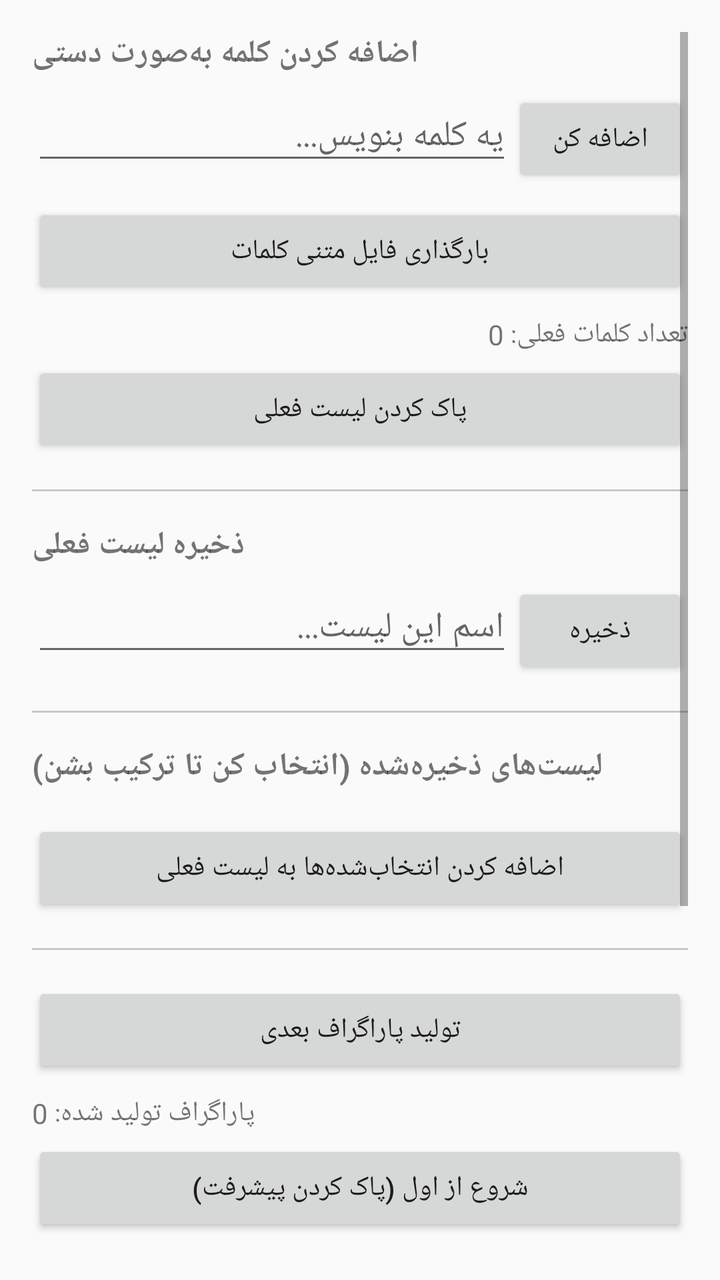
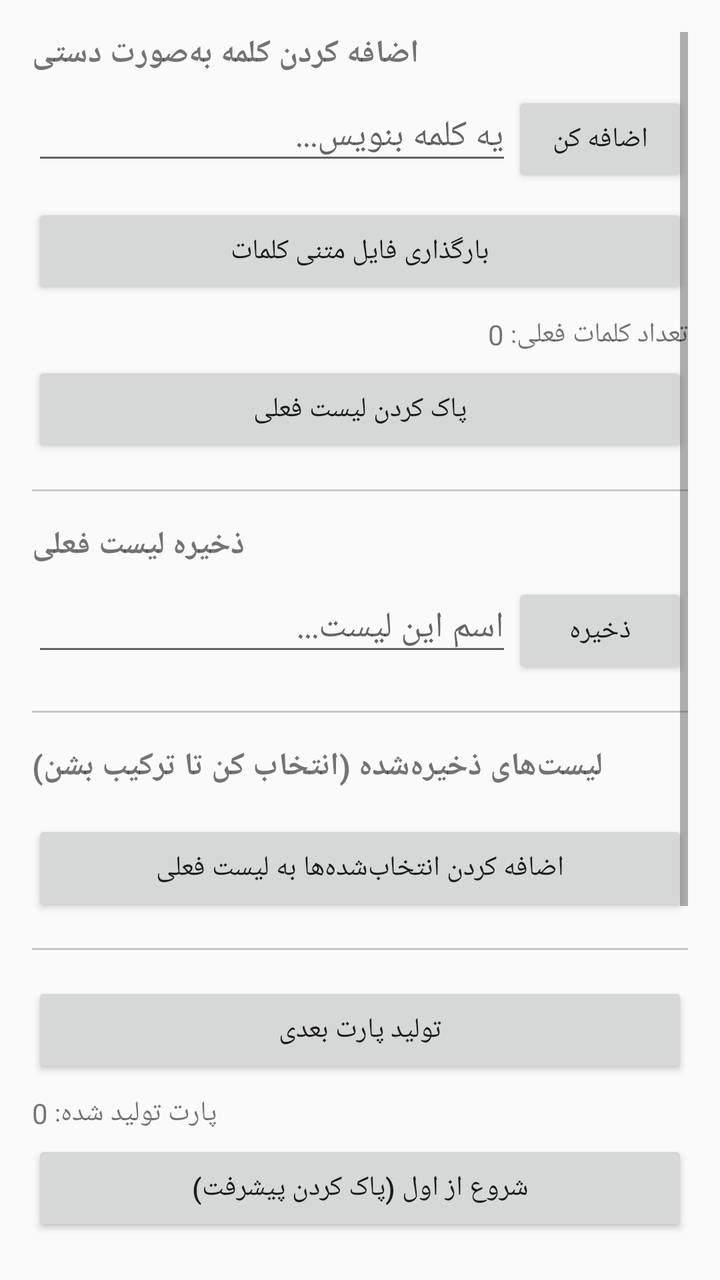

The first picture is an Android layout as it rendered before a commit; the second is the same layout after the commit. The layout source and the unified diff follow.
<!-- AndroidManifest.xml: application theme Theme.AppCompat.Light -->
<!-- res/layout/activity_word_shuffle.xml -->
<?xml version="1.0" encoding="utf-8"?>
<ScrollView xmlns:android="http://schemas.android.com/apk/res/android"
    android:layout_width="match_parent"
    android:layout_height="match_parent"
    android:padding="16dp">

    <LinearLayout
        android:layout_width="match_parent"
        android:layout_height="wrap_content"
        android:orientation="vertical">

        <TextView
            android:layout_width="wrap_content"
            android:layout_height="wrap_content"
            android:text="اضافه کردن کلمه به‌صورت دستی"
            android:textStyle="bold"
            android:textSize="16sp" />

        <LinearLayout
            android:layout_width="match_parent"
            android:layout_height="wrap_content"
            android:orientation="horizontal"
            android:layout_marginTop="8dp">

            <EditText
                android:id="@+id/edtManualWord"
                android:layout_width="0dp"
                android:layout_height="wrap_content"
                android:layout_weight="1"
                android:hint="یه کلمه بنویس..." />

            <Button
                android:id="@+id/btnAddWord"
                android:layout_width="wrap_content"
                android:layout_height="wrap_content"
                android:text="اضافه کن" />
        </LinearLayout>

        <Button
            android:id="@+id/btnPickFile"
            android:layout_width="match_parent"
            android:layout_height="wrap_content"
            android:layout_marginTop="8dp"
            android:text="بارگذاری فایل متنی کلمات" />

        <TextView
            android:id="@+id/txtWordCount"
            android:layout_width="match_parent"
            android:layout_height="wrap_content"
            android:layout_marginTop="8dp"
            android:text="تعداد کلمات فعلی: 0" />

        <Button
            android:id="@+id/btnClearWords"
            android:layout_width="match_parent"
            android:layout_height="wrap_content"
            android:layout_marginTop="4dp"
            android:text="پاک کردن لیست فعلی" />

        <View
            android:layout_width="match_parent"
            android:layout_height="1dp"
            android:background="#33000000"
            android:layout_marginVertical="16dp" />

        <TextView
            android:layout_width="wrap_content"
            android:layout_height="wrap_content"
            android:text="ذخیره لیست فعلی"
            android:textStyle="bold"
            android:textSize="16sp" />

        <LinearLayout
            android:layout_width="match_parent"
            android:layout_height="wrap_content"
            android:orientation="horizontal"
            android:layout_marginTop="8dp">

            <EditText
                android:id="@+id/edtWordListName"
                android:layout_width="0dp"
                android:layout_height="wrap_content"
                android:layout_weight="1"
                android:hint="اسم این لیست..." />

            <Button
                android:id="@+id/btnSaveWordList"
                android:layout_width="wrap_content"
                android:layout_height="wrap_content"
                android:text="ذخیره" />
        </LinearLayout>

        <View
            android:layout_width="match_parent"
            android:layout_height="1dp"
            android:background="#33000000"
            android:layout_marginVertical="16dp" />

        <TextView
            android:layout_width="wrap_content"
            android:layout_height="wrap_content"
            android:text="لیست‌های ذخیره‌شده (انتخاب کن تا ترکیب بشن)"
            android:textStyle="bold"
            android:textSize="16sp" />

        <LinearLayout
            android:id="@+id/savedListsContainer"
            android:layout_width="match_parent"
            android:layout_height="wrap_content"
            android:orientation="vertical"
            android:layout_marginTop="8dp" />

        <Button
            android:id="@+id/btnCombineSelected"
            android:layout_width="match_parent"
            android:layout_height="wrap_content"
            android:layout_marginTop="8dp"
            android:text="اضافه کردن انتخاب‌شده‌ها به لیست فعلی" />

        <View
            android:layout_width="match_parent"
            android:layout_height="1dp"
            android:background="#33000000"
            android:layout_marginVertical="16dp" />

        <Button
            android:id="@+id/btnGenerate"
            android:layout_width="match_parent"
            android:layout_height="wrap_content"
            android:text="تولید پاراگراف بعدی" />

        <TextView
            android:id="@+id/txtParagraphCount"
            android:layout_width="wrap_content"
            android:layout_height="wrap_content"
            android:layout_marginTop="8dp"
            android:text="پاراگراف تولید شده: 0" />

        <Button
            android:id="@+id/btnResetProgress"
            android:layout_width="match_parent"
            android:layout_height="wrap_content"
            android:layout_marginTop="4dp"
            android:text="شروع از اول (پاک کردن پیشرفت)" />

        <TextView
            android:layout_width="wrap_content"
            android:layout_height="wrap_content"
            android:layout_marginTop="16dp"
            android:text="نتیجه (کلمات با خط قرمز رو می‌تونی دستی اصلاح کنی):"
            android:textStyle="bold" />

        <EditText
            android:id="@+id/edtOutput"
            android:layout_width="match_parent"
            android:layout_height="wrap_content"
            android:minLines="10"
            android:gravity="top|start"
            android:layout_marginTop="8dp"
            android:background="#11000000"
            android:padding="8dp" />

    </LinearLayout>

</ScrollView>
<!-- resources referenced by this layout -->
<resources>

</resources>

<!-- the commit's change to res/layout/activity_word_shuffle.xml (unified diff, before → after) -->
@@ -127,14 +127,14 @@
             android:id="@+id/btnGenerate"
             android:layout_width="match_parent"
             android:layout_height="wrap_content"
-            android:text="تولید پاراگراف بعدی" />
+            android:text="تولید پارت بعدی" />
 
         <TextView
             android:id="@+id/txtParagraphCount"
             android:layout_width="wrap_content"
             android:layout_height="wrap_content"
             android:layout_marginTop="8dp"
-            android:text="پاراگراف تولید شده: 0" />
+            android:text="پارت تولید شده: 0" />
 
         <Button
             android:id="@+id/btnResetProgress"
